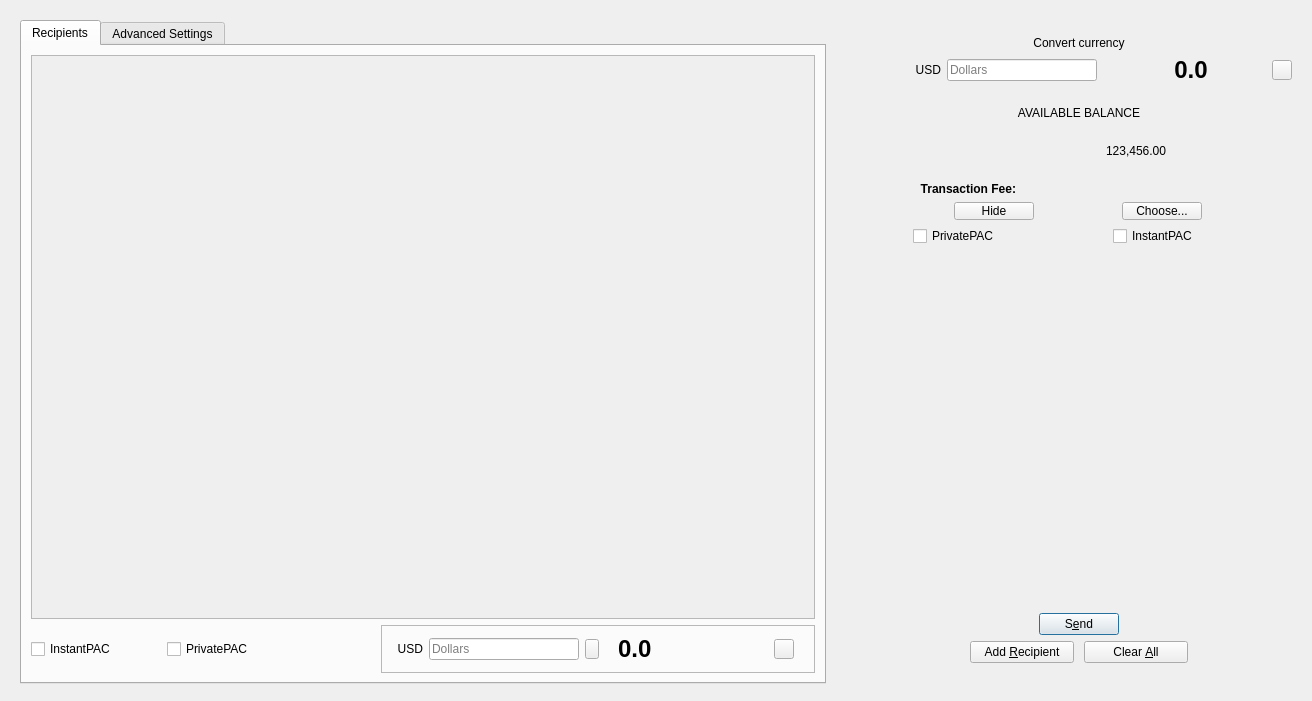
Above: src/qt/forms/sendcoinsdialog.ui from CryptoMx/PAC before the change. Below: the same form after it.
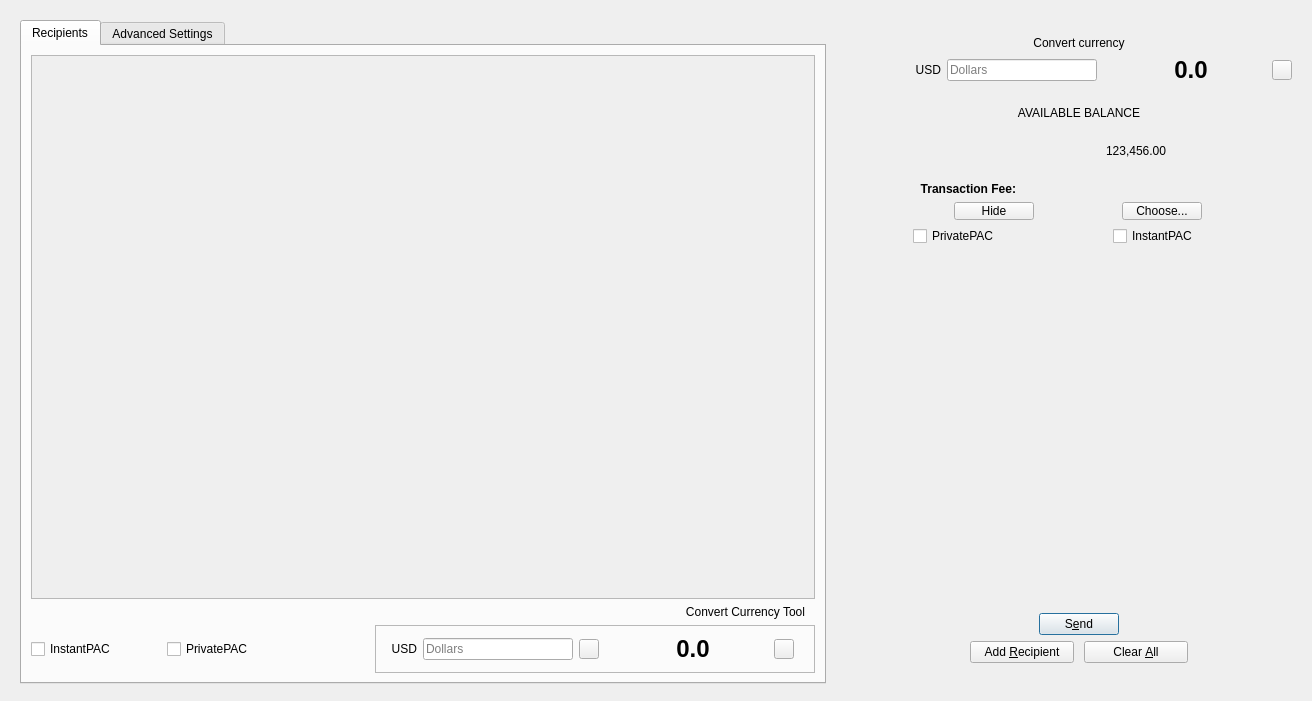
That is the form after the change. The open tabs and pages were chosen to show the change. Icons and pictures are not drawn. Custom widgets are drawn as their Qt base class.

Commit message:
Currency Convert Tool
Fixed bugs
Now it can switch convertion between usd and pac

```diff
--- a/src/qt/forms/sendcoinsdialog.ui
+++ b/src/qt/forms/sendcoinsdialog.ui
@@ -67,7 +67,7 @@
                  <x>0</x>
                  <y>0</y>
                  <width>784</width>
-                 <height>562</height>
+                 <height>540</height>
                 </rect>
                </property>
                <layout class="QVBoxLayout" name="verticalLayout_2" stretch="0,1">
@@ -107,6 +107,22 @@
               </widget>
              </widget>
             </item>
+            <item>
+             <widget class="QLabel" name="label_2">
+              <property name="text">
+               <string>Convert Currency Tool</string>
+              </property>
+              <property name="alignment">
+               <set>Qt::AlignRight|Qt::AlignTrailing|Qt::AlignVCenter</set>
+              </property>
+              <property name="wordWrap">
+               <bool>false</bool>
+              </property>
+              <property name="indent">
+               <number>10</number>
+              </property>
+             </widget>
+            </item>
             <item>
              <layout class="QHBoxLayout" name="horizontalLayout_11">
               <item>
@@ -231,7 +247,7 @@
                   </spacer>
                  </item>
                  <item>
-                  <widget class="QLabel" name="label_7">
+                  <widget class="QLabel" name="CurrencyToConvert">
                    <property name="sizePolicy">
                     <sizepolicy hsizetype="Expanding" vsizetype="Preferred">
                      <horstretch>0</horstretch>
@@ -284,13 +300,13 @@
                    </property>
                    <property name="minimumSize">
                     <size>
-                     <width>0</width>
-                     <height>0</height>
+                     <width>13</width>
+                     <height>20</height>
                     </size>
                    </property>
                    <property name="maximumSize">
                     <size>
-                     <width>14</width>
+                     <width>20</width>
                      <height>20</height>
                     </size>
                    </property>
@@ -349,7 +365,7 @@
                   </widget>
                  </item>
                  <item>
-                  <widget class="QLabel" name="labelConvertionUSD">
+                  <widget class="QLabel" name="labelConvertion">
                    <property name="sizePolicy">
                     <sizepolicy hsizetype="Fixed" vsizetype="Preferred">
                      <horstretch>0</horstretch>
@@ -379,7 +395,7 @@
                     <string>0.0</string>
                    </property>
                    <property name="alignment">
-                    <set>Qt::AlignLeading|Qt::AlignLeft|Qt::AlignVCenter</set>
+                    <set>Qt::AlignCenter</set>
                    </property>
                    <property name="textInteractionFlags">
                     <set>Qt::LinksAccessibleByMouse|Qt::TextSelectableByMouse</set>
```
Left out of the diff: 4 changed lines with no effect on the pictures. The commit also changes 4 other files.
